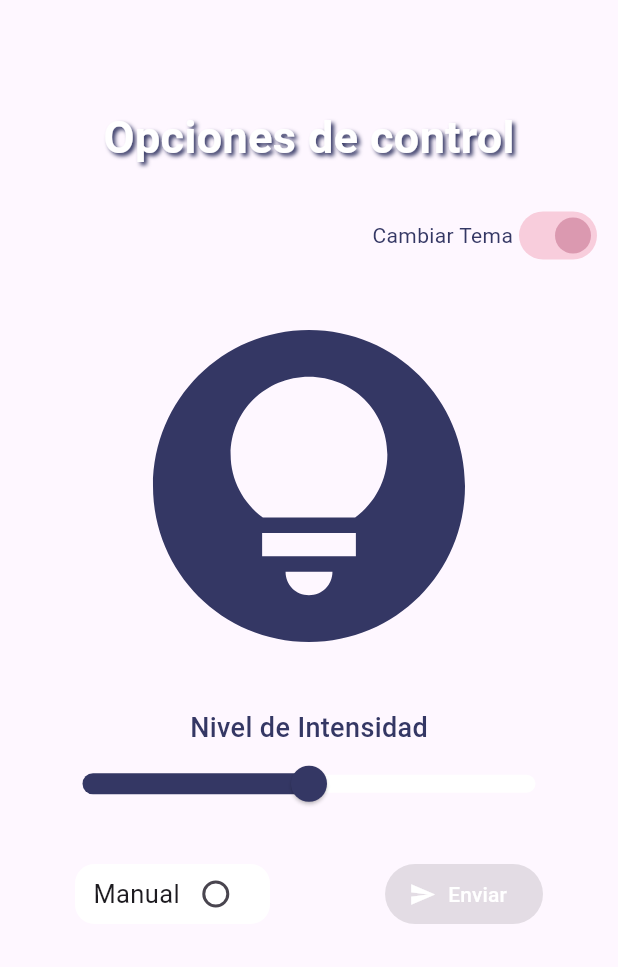
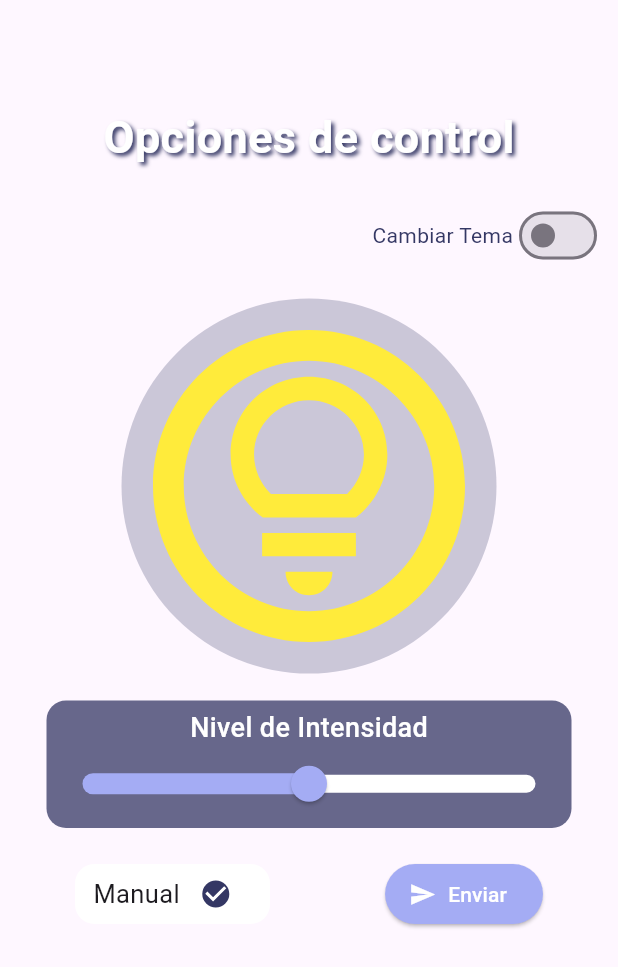
Before and after one commit to begazo-ticona-jesus/emergentesapp, a Flutter app: the ScreenHome widget shown alone on an empty page, opened directly, after a tap on the "lightbulb circle" icon, on a phone screen of 412 x 824 dp. Shown: the top 967 px of the screen. Run offline on Flutter 3.47's test engine with Material 3 defaults, Android fonts, the phone set to English and light mode, and no system bars; our stand-ins replace firebase_auth, firebase_core, fl_chart, flutter_signin_button, go_router, google_sign_in and 2 more; missing offline and left inert: mqtt_client; accounts and stored records are empty; network calls fail.

Commit message:
ultimos cambios

```diff
--- a/lib/domain/services/mqtt/MqttController.dart
+++ b/lib/domain/services/mqtt/MqttController.dart
@@ -5,9 +5,11 @@ import 'package:flutter/services.dart';
 import 'package:mqtt_client/mqtt_client.dart';
 import 'package:mqtt_client/mqtt_server_client.dart';
 
-Future<MqttServerClient> connect() async {
+Future<MqttServerClient?> connect() async {
+  MqttServerClient? client;
 
-  final client = MqttServerClient.withPort(MqttConfig.mqttServerUri, '', 8883);
+  try {
+    client = MqttServerClient.withPort(MqttConfig.mqttServerUri, '', 8883);
     client.secure = true;
     client.keepAlivePeriod = 20;
     client.setProtocolV311();
@@ -23,27 +25,25 @@ Future<MqttServerClient> connect() async {
     clientContext.usePrivateKeyBytes(privateKey.buffer.asUint8List());
     client.securityContext = clientContext;
 
-  try {
     await client.connect();
-    print('conectado');
-    //subscribeToTopic(client, 'TOPIC_RONY');
+    print('Conectado');
   } catch (e) {
-    print('Exception: $e');
-    client.disconnect();
-    throw Exception('Error connecting to MQTT server');
+    print('Excepción de conexión: $e');
+    client?.disconnect();
   }
+
   return client;
 }
 
 Future<void> publishToTopic(MqttServerClient client, String topic, String message) async {
   final MqttClientPayloadBuilder builder = MqttClientPayloadBuilder();
   builder.addString(message);
-
+  await client.connect();
   try {
-    client.publishMessage(topic, MqttQos.exactlyOnce, builder.payload!);
-    print('Message published to topic $topic');
+    await client.publishMessage(topic, MqttQos.exactlyOnce, builder.payload!);
+    print('Mensaje publicado en el tema $topic');
   } catch (e) {
-    print('Error publishing message: $e');
+    print('Error al publicar mensaje: $e');
   }
 }
 
--- a/lib/presentation/screens/home/ScreenHome.dart
+++ b/lib/presentation/screens/home/ScreenHome.dart
@@ -5,7 +5,7 @@ import 'package:emergentesapp/presentation/screens/home/widgets/SliderIntensity.
 import 'package:emergentesapp/presentation/screens/home/widgets/SwitchIcon.dart';
 import 'package:emergentesapp/presentation/screens/home/widgets/SwitchTeme.dart';
 import 'package:flutter/material.dart';
-//import 'package:sensors_plus/sensors_plus.dart';
+import 'package:sensors_plus/sensors_plus.dart';
 import 'package:mqtt_client/mqtt_server_client.dart';
 import '../../../domain/services/mqtt/MqttController.dart';
 
@@ -18,7 +18,7 @@ class ScreenHome extends StatefulWidget {
 
 class _ScreenHomeState extends State<ScreenHome> {
   bool isSwitched = false;
-  bool isManual = false;
+  bool isManual = true;
   MqttServerClient? mqttController;
   bool isConnected = false;
   double _intensity = 0.5;
@@ -28,34 +28,36 @@ class _ScreenHomeState extends State<ScreenHome> {
   void initState() {
     super.initState();
     connect().then((value) {
-      setState(() {
-        mqttController = value;
-        isConnected = true;
-      });
+      if (value != null) {
+        setState(() {
+          mqttController = value;
+          isConnected = true;
+        });
+      }
     });
-    //_startShakeDetection();
+    print("sensores");
+    startShakeDetection();
   }
 
-  void toggleShake() {
-    setState(() {
-      isShakeEnabled = !isShakeEnabled;
-    });
-  }
-
-  /*void _startShakeDetection() {
-    accelerometerEventStream().listen((AccelerometerEvent event) {
+  void startShakeDetection() {
+      accelerometerEventStream().listen((AccelerometerEvent event) {
       double x = event.x;
       double y = event.y;
       double z = event.z;
-      double rango = 30;
+      double rango = 35;
       bool agitacionEnRango = (x > rango || x < -rango || y > rango || y < -rango || z > rango || z < -rango);
 
-      if (isShakeEnabled && agitacionEnRango) {
-        print('Shake detected!');
-        // Code to shake the screen
+      if (!isManual && agitacionEnRango) {
+        setState(() {
+          isSwitched = !isSwitched;
+        });
+        String valor = isSwitched ? 'on' : 'off';
+        print("shake detected");
+        print("instruccion: "+valor);
+        print("intesidad: "+_intensity.toString());
       }
     });
-  }*/
+  }
 
   @override
   void dispose() {
@@ -128,17 +130,19 @@ class _ScreenHomeState extends State<ScreenHome> {
                           });
                         }),
                     ElevatedButton.icon(
-                      onPressed: mqttController == null
-                          ? null
-                          : () {
+                      onPressed: isConnected && mqttController != null
+                          ? () {
+                              String valor = isSwitched?  'on' : 'off';
                               publishToTopic(mqttController!, 'TOPIC_RONY',
-                                  'apaga tu foco');
-                            },
+                                  valor);
+                              print("instruccion: "+valor);
+                              print("intesidad: "+_intensity.toString());
+                            }
+                          : null,
                       label: const Text(
                         'Enviar',
                         style: TextStyle(
-                          color: Colors
-                              .white, // Cambia el color del texto según tus preferencias
+                          color: Colors.white,
                         ),
                       ),
                       icon: const Icon(
--- a/lib/presentation/screens/home/widgets/SliderIntensity.dart
+++ b/lib/presentation/screens/home/widgets/SliderIntensity.dart
@@ -14,7 +14,7 @@ class SliderIntensity extends StatelessWidget {
       width: 350,
       height: 85,
       decoration: BoxDecoration(
-        //color: Colors.white.withOpacity(0.5),
+        color: const Color(0xFF343764).withOpacity(0.75),
         borderRadius: BorderRadius.circular(13.0),
       ),
       child: Column(
@@ -23,7 +23,7 @@ class SliderIntensity extends StatelessWidget {
         const Text(
           "Nivel de Intensidad",
           style: TextStyle(
-            color: Color(0xFF343764),
+            color: Colors.white,
             fontWeight: FontWeight.w500,
             fontSize: 18.0,
           ),
@@ -31,9 +31,9 @@ class SliderIntensity extends StatelessWidget {
         SliderTheme(
             data: SliderThemeData(
               trackHeight: 12.0,
-              activeTrackColor: const Color(0xFF343764),//pista activa
+              activeTrackColor: const Color(0xFFa4acf4),//pista activa
               inactiveTrackColor: Colors.white,//pista inactiva
-              thumbColor: const Color(0xFF343764),//bolita
+              thumbColor: const Color(0xFFa4acf4),//bolita
               overlayColor: Colors.white.withAlpha(32),
               thumbShape: const RoundSliderThumbShape(enabledThumbRadius: 12.0),
               overlayShape: const RoundSliderOverlayShape(overlayRadius: 24.0),
--- a/lib/presentation/screens/home/widgets/SwitchIcon.dart
+++ b/lib/presentation/screens/home/widgets/SwitchIcon.dart
@@ -2,10 +2,6 @@
 
 import 'package:flutter/material.dart';
 
-import '../../../components/stateSwitched.dart';
-import 'package:provider/provider.dart';
-import '../../../components/Actions.dart' as MyActions;
-import '../../../components/stateActions.dart';
 
 class SwitchIcon extends StatelessWidget {
   final bool isSwitched;
@@ -18,30 +14,17 @@ class SwitchIcon extends StatelessWidget {
     return IconButton(
       icon: Container(
         decoration: BoxDecoration(
-          color:  Colors.transparent,
-          borderRadius: BorderRadius.circular(300),
+          color: const Color(0xFF343764).withOpacity(0.25),
+          borderRadius: BorderRadius.circular(200),
         ),
         child: Icon(
-          isSwitched ? Icons.lightbulb_circle : Icons.lightbulb_circle_outlined,
-          color: isSwitched ? const Color(0xFF343764) : Colors.white,
+          isSwitched ? Icons.lightbulb_circle_outlined : Icons.lightbulb_circle_outlined,
+          color: isSwitched ? Colors.yellow : const Color(0xFF343764),
           size: 250,
         ),
       ),
       onPressed: () {
         onChanged(!isSwitched);
-
-        // Llamar a la función onChanged del Switch cuando se presiona el IconButton
-        context.read<StateWitched>().isSwitched = !context.read<StateWitched>().isSwitched;
-
-        if (context.read<StateWitched>().isSwitched) {
-          // Acción cuando el switch se enciende
-          MyActions.Actions newAction = MyActions.Actions('Foco Encendido', DateTime.now());
-          appState.listOfActions.add(newAction);
-        } else {
-          // Acción cuando el switch se apaga
-          MyActions.Actions newAction = MyActions.Actions('Foco Apagado', DateTime.now());
-          appState.listOfActions.add(newAction);
-        }
       },
     );
   }
--- a/lib/presentation/screens/listRegisters/widgets/LineChart.dart
+++ b/lib/presentation/screens/listRegisters/widgets/LineChart.dart
@@ -90,10 +90,6 @@ class LineChartSample extends StatelessWidget {
     }
   }
   Widget leftTitleWidgets(double value, TitleMeta meta) {
-    const style = TextStyle(
-      fontWeight: FontWeight.bold,
-      fontSize: 10,
-    );
     IconData iconData;
     switch (value.toInt()) {
       case 1:
--- a/pubspec.yaml
+++ b/pubspec.yaml
@@ -41,7 +41,7 @@ dependencies:
   sign_in_with_apple: ^5.0.0
   flutter_signin_button: ^2.0.0
   crypto: ^3.0.3
-  #sensors_plus: ^4.0.2
+  sensors_plus: ^4.0.2
   http: ^1.1.2
 
   #provider
```
Also changed, not shown: lib/main.dart (+6 -6 lines), lib/presentation/screens/listRegisters/ScreenListRegisters.dart (+30 -3 lines), pubspec.lock, 2 other files. Lines whose indentation alone changed are shown as unchanged.
